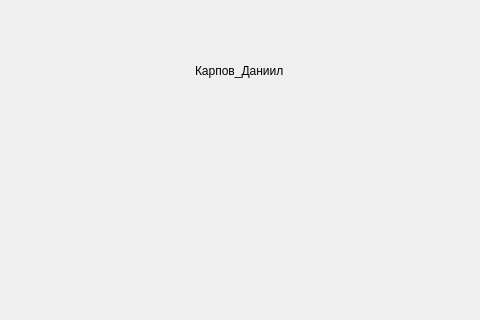
Old version of the form LR2_Karpov.ui in the repository NARICK1/Fullstack_LR2_Karpov_Daniil; both pictures show x 225 to 705 and y 280 to 600 of the 1110 by 861 pixel window.
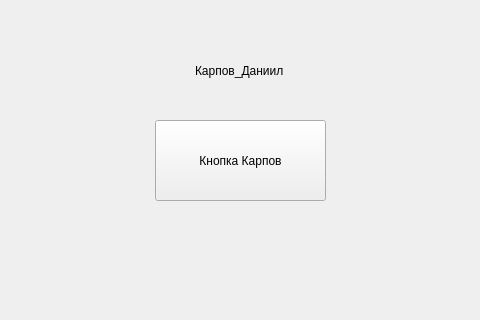
New version of the form.

What changed in the file:
```diff
--- a/LR2_Karpov.ui
+++ b/LR2_Karpov.ui
@@ -27,6 +27,19 @@
      <string>Карпов_Даниил</string>
     </property>
    </widget>
+   <widget class="QPushButton" name="pushButton">
+    <property name="geometry">
+     <rect>
+      <x>380</x>
+      <y>400</y>
+      <width>171</width>
+      <height>81</height>
+     </rect>
+    </property>
+    <property name="text">
+     <string>Кнопка Карпов</string>
+    </property>
+   </widget>
   </widget>
   <widget class="QMenuBar" name="menubar">
    <property name="geometry">
```
